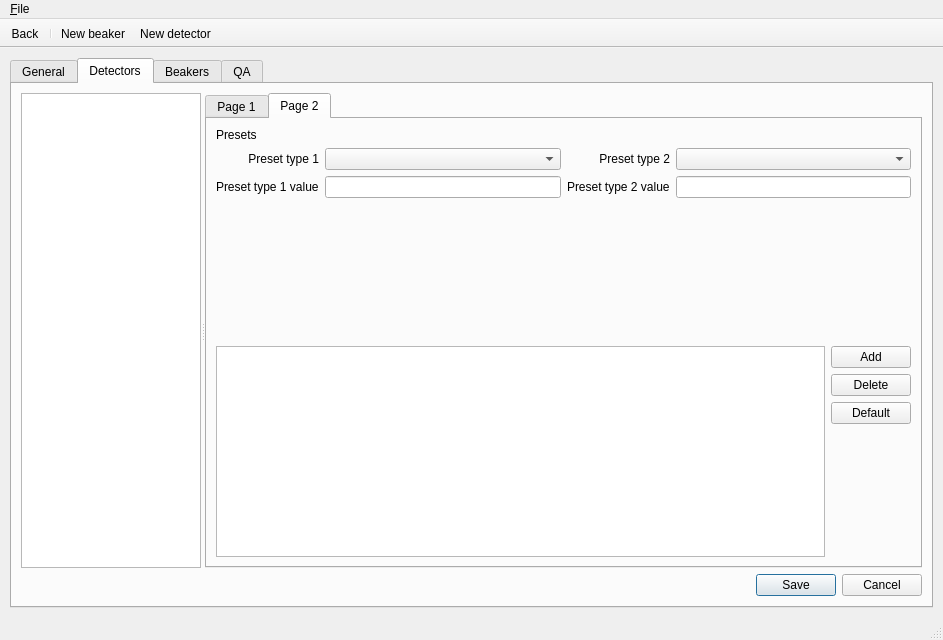
The window that nailab.ui (bytting/nailab) describes before a commit, drawn with Qt 5.
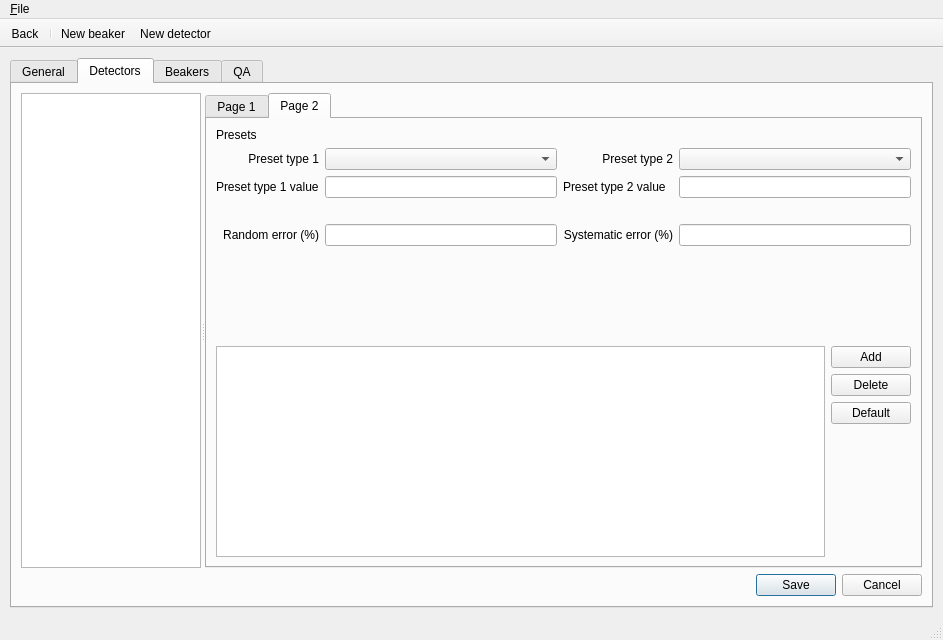
The same window after the commit. The open tabs and pages were chosen to show the change. Icons and pictures are not drawn.

```diff
--- a/nailab.ui
+++ b/nailab.ui
@@ -1081,6 +1081,39 @@
                    <property name="sizeConstraint">
                     <enum>QLayout::SetDefaultConstraint</enum>
                    </property>
+                   <item row="4" column="0">
+                    <widget class="QLabel" name="label_48">
+                     <property name="text">
+                      <string>Random error (%)</string>
+                     </property>
+                     <property name="alignment">
+                      <set>Qt::AlignRight|Qt::AlignTrailing|Qt::AlignVCenter</set>
+                     </property>
+                    </widget>
+                   </item>
+                   <item row="4" column="1">
+                    <widget class="QLineEdit" name="tbAdminDetectorRandomError"/>
+                   </item>
+                   <item row="4" column="2">
+                    <widget class="QLabel" name="label_49">
+                     <property name="text">
+                      <string>Systematic error (%)</string>
+                     </property>
+                     <property name="alignment">
+                      <set>Qt::AlignRight|Qt::AlignTrailing|Qt::AlignVCenter</set>
+                     </property>
+                    </widget>
+                   </item>
+                   <item row="4" column="3">
+                    <widget class="QLineEdit" name="tbAdminDetectorSystematicError"/>
+                   </item>
+                   <item row="3" column="0">
+                    <widget class="QLabel" name="label_21">
+                     <property name="text">
+                      <string/>
+                     </property>
+                    </widget>
+                   </item>
                    <item row="2" column="0">
                     <widget class="QLabel" name="label_19">
                      <property name="text">
@@ -1134,7 +1167,7 @@
                      </property>
                     </widget>
                    </item>
-                   <item row="3" column="1">
+                   <item row="5" column="1">
                     <spacer name="verticalSpacer_7">
                      <property name="orientation">
                       <enum>Qt::Vertical</enum>
```
Left out of the diff: 48 changed lines with no effect on the pictures.
